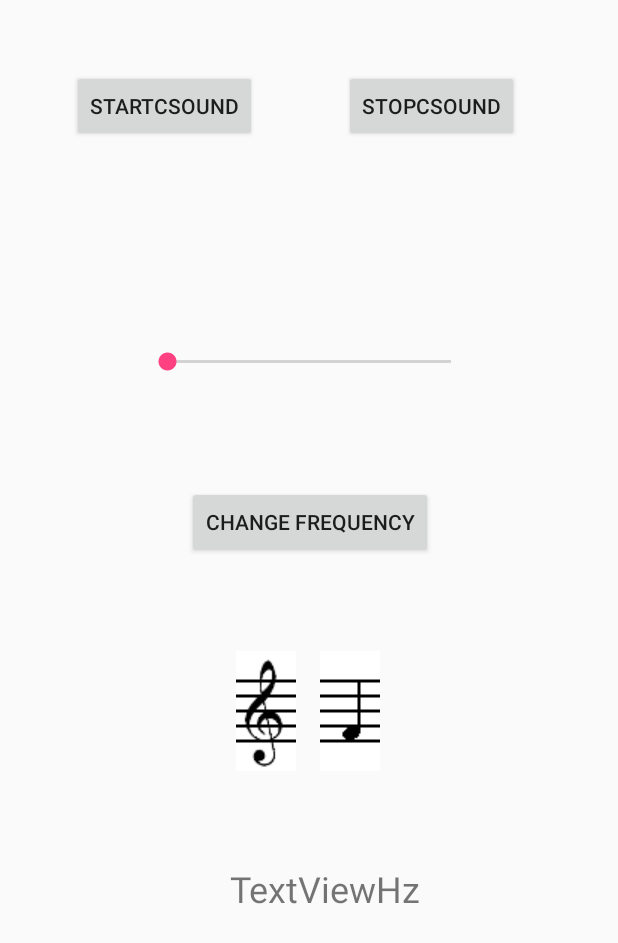
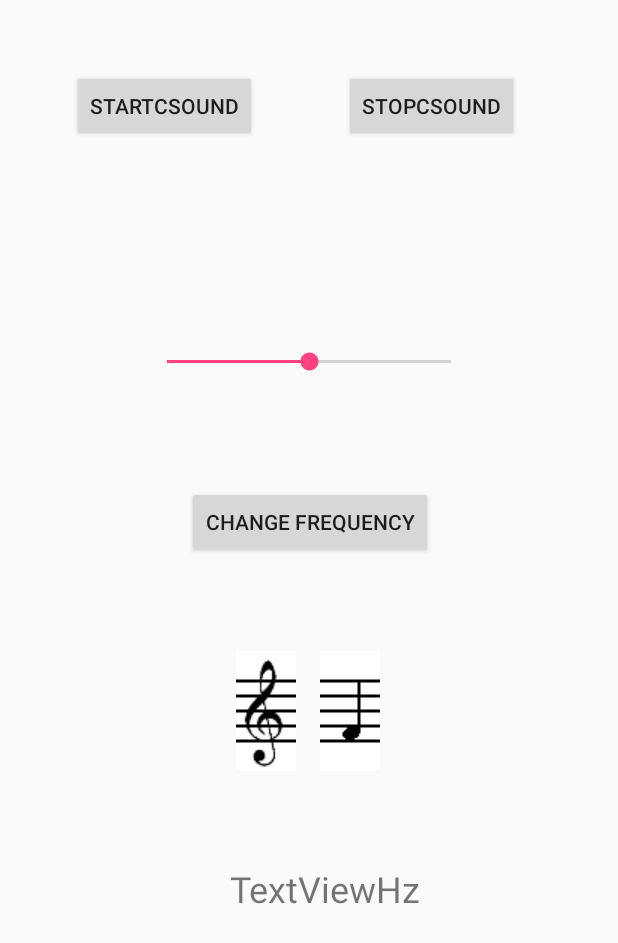
Before and after one commit to strapparts/CSound-Android, an Android app: the screen it shows after launch (Example2), after a tap on "UPDATESVALUESFROMCSOUND", on a phone screen of 412 x 824 dp. Shown: the top 943 px of the screen. Run offline under Robolectric (Android 15) with nearby library versions, the phone set to English and light mode, and no system bars; libraries missing offline, so code that uses them is left out: csnd6.controlChannelType; 1 statement that could not run was skipped.

Commit message:
Inseriti e aggiornati TODO -Activity 2: SeekBar con posizione di partenza a 50% -Activity 3: Aggiornate variabili percorso copia files

```diff
--- a/CsoundAndroid/src/main/java/com/csounds/bindings/ui/CsoundSliderBinding.java
+++ b/CsoundAndroid/src/main/java/com/csounds/bindings/ui/CsoundSliderBinding.java
@@ -51,12 +51,10 @@ public class CsoundSliderBinding extends AbstractBinding{
 		seekBar.setOnSeekBarChangeListener(new OnSeekBarChangeListener() {
 
 			public void onStopTrackingTouch(SeekBar seekBar) {
-				// TODO Auto-generated method stub
 
 			}
 
 			public void onStartTrackingTouch(SeekBar seekBar) {
-				// TODO Auto-generated method stub
 
 			}
 
--- a/app/src/main/java/com/strapparts/csound_android/BaseCsoundActivity.java
+++ b/app/src/main/java/com/strapparts/csound_android/BaseCsoundActivity.java
@@ -34,7 +34,6 @@ package com.strapparts.csound_android;
 
     @Override
     protected void onDestroy() {
-        // TODO Auto-generated method stub
         super.onDestroy();
         csoundObj.stop();
 
@@ -75,7 +74,6 @@ package com.strapparts.csound_android;
             fos.write(csd.getBytes());
             fos.close();
         } catch (IOException e) {
-            // TODO Auto-generated catch block
             e.printStackTrace();
         }
 
--- a/app/src/main/java/com/strapparts/csound_android/Example1.java
+++ b/app/src/main/java/com/strapparts/csound_android/Example1.java
@@ -42,7 +42,7 @@ public class Example1 extends BaseCsoundActivity {
             @Override
             public void onClick(View v) {
                 //write here your command for this button:
-                csoundObj.startCsound((createTempFile(getResourceFileAsString(R.raw.test_01))));   //start Csound csd file
+                csoundObj.startCsound(createTempFile(getResourceFileAsString(R.raw.test_01)));   //start Csound csd file
                 csoundUI.addSlider(volumeCsound, "volume", 0, 1);          //connect java seekbar to csound chnget
                 CsoundStart.setEnabled(false);
                 CsoundStop.setEnabled(true);
--- a/app/src/main/res/layout/activity_example2.xml
+++ b/app/src/main/res/layout/activity_example2.xml
@@ -94,15 +94,16 @@
         android:id="@+id/seekBar"
         android:layout_width="221dp"
         android:layout_height="43dp"
+        android:layout_marginBottom="8dp"
+        android:layout_marginLeft="8dp"
+        android:layout_marginRight="8dp"
+        android:layout_marginTop="8dp"
+        android:progress="50"
+        app:layout_constraintBottom_toTopOf="@+id/button"
+        app:layout_constraintLeft_toLeftOf="parent"
+        app:layout_constraintRight_toRightOf="parent"
         app:layout_constraintTop_toTopOf="parent"
-        android:layout_marginTop="8dp"
-        android:layout_marginBottom="8dp"
-        app:layout_constraintBottom_toTopOf="@+id/button"
-        app:layout_constraintVertical_bias="0.8"
-        android:layout_marginLeft="8dp"
-        app:layout_constraintLeft_toLeftOf="parent"
-        android:layout_marginRight="8dp"
-        app:layout_constraintRight_toRightOf="parent" />
+        app:layout_constraintVertical_bias="0.8" />
 
     <ImageView
         android:id="@+id/imageView2"
```
Also changed, not shown: app/src/main/java/com/strapparts/csound_android/Example2.java (+5 -2 lines), app/src/main/java/com/strapparts/csound_android/Example3.java (+12 -3 lines).
